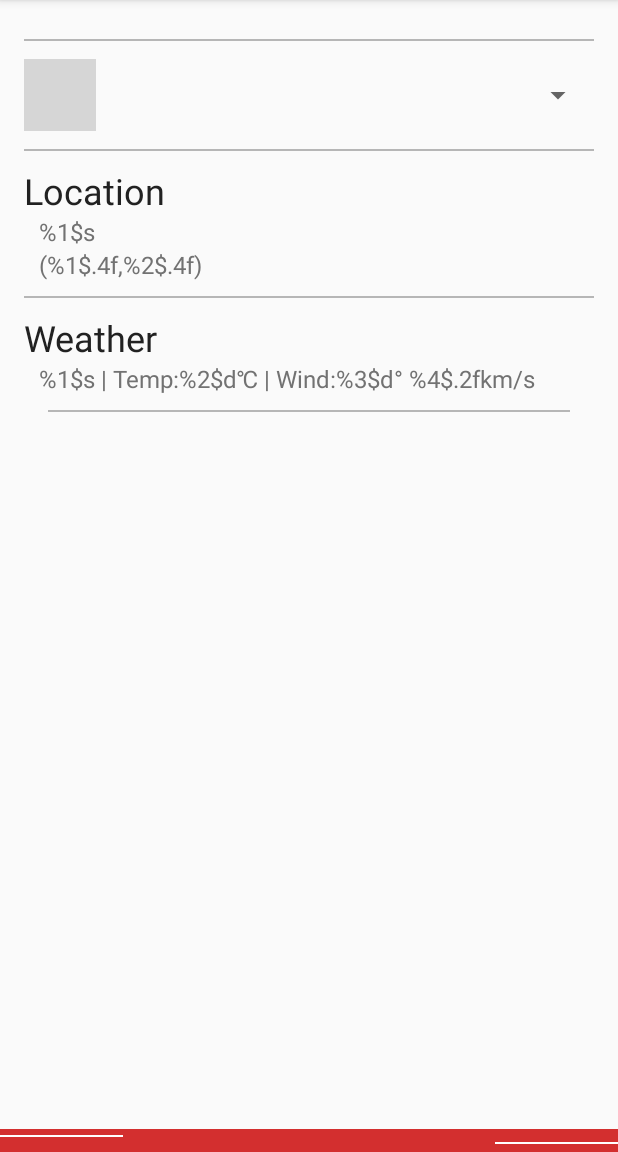
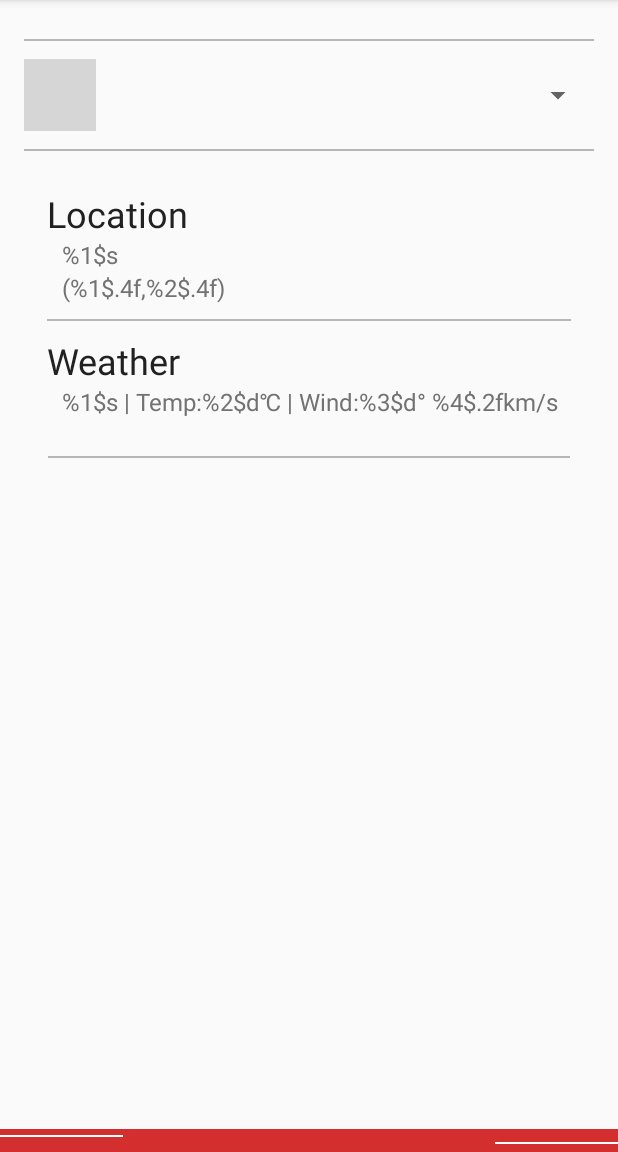
Before and after one commit to li-stony/lz_src, an Android app: the screen it shows after launch (HomeActivity), on a phone screen of 412 x 824 dp, the part 84-1236 px from its top. Run offline under Robolectric (Android 15) with nearby library versions, the phone set to English and light mode, and no system bars; grey boxes are pictures that could not be loaded.

Commit message:
change the layout

```diff
--- a/app/src/main/res/layout/activity_home.xml
+++ b/app/src/main/res/layout/activity_home.xml
@@ -11,6 +11,7 @@
         android:paddingBottom="@dimen/activity_vertical_margin"
         tools:context="lz.mylife.HomeActivity"
         android:orientation="vertical">
+
 
         <LinearLayout
             android:layout_width="match_parent"
@@ -50,6 +51,12 @@
                 android:layout_marginBottom="10dp"
                 android:background="@color/colorDivider"
                 />
+            <LinearLayout
+                android:layout_width="match_parent"
+                android:layout_height="wrap_content"
+                android:orientation="vertical"
+                android:padding="15dp"
+                >
                 <RelativeLayout
                     android:id="@+id/location_view"
                     android:layout_width="match_parent"
@@ -111,6 +118,8 @@
                         android:textSize="16dp"/>
 
                 </RelativeLayout>
+            </LinearLayout>
+
 
             <View
                 android:layout_width="match_parent"
```
Lines whose indentation alone changed are shown as unchanged.
